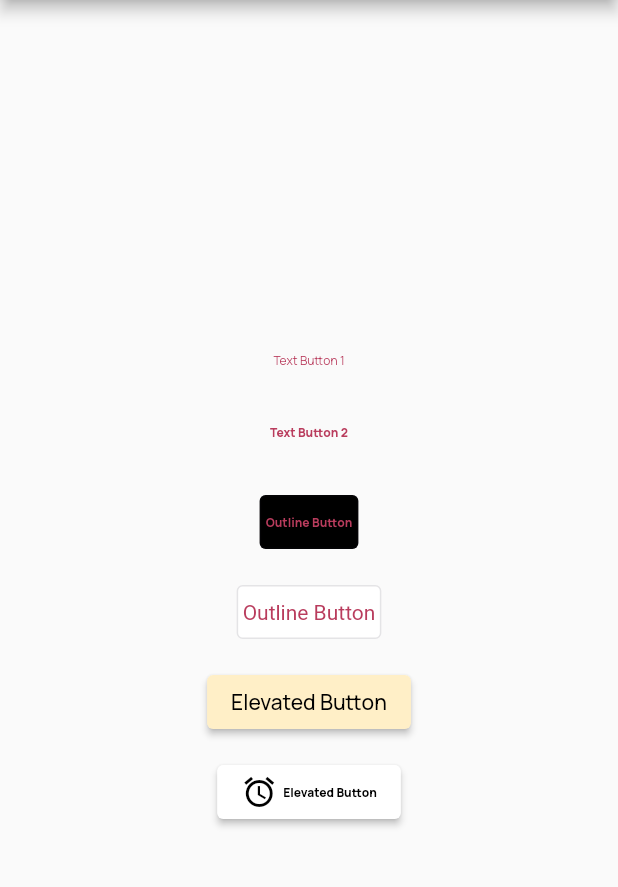
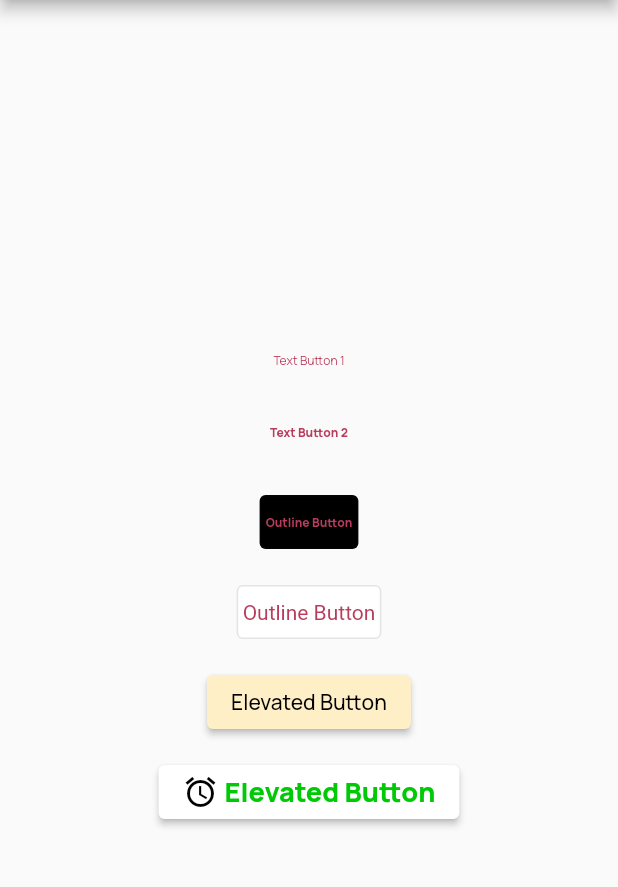
Before and after one commit to FLYINGKRIPTO/demo_class, a Flutter app: the screen it shows after launch, on a phone screen of 412 x 824 dp, the part 84-971 px from its top. Run offline on Flutter 3.47's test engine with Material 2 defaults, Android fonts, the light colour scheme and no system bars.

Commit message:
Minor change

```diff
--- a/lib/app_theme.dart
+++ b/lib/app_theme.dart
@@ -30,7 +30,8 @@ class AppThemes {
     brightness: Brightness.light,
     platform: Platform.isAndroid ? TargetPlatform.android : TargetPlatform.iOS,
     visualDensity: VisualDensity.adaptivePlatformDensity,
-    dividerTheme: const DividerThemeData(color: ColorConstant.gray, thickness: 1),
+    dividerTheme:
+        const DividerThemeData(color: ColorConstant.gray, thickness: 1),
     // Define the default TextTheme. Use this to specify the default
     // text styling for headlines, titles, bodies of text, and more.
     outlinedButtonTheme: OutlinedButtonThemeData(
@@ -43,23 +44,23 @@ class AppThemes {
         style: ButtonStyle(
       textStyle: MaterialStateProperty.all<TextStyle>(
           const TextStyle(color: ColorConstant.strongYellow)),
-      )
-    ),
+    )),
     elevatedButtonTheme: ElevatedButtonThemeData(
         style: ButtonStyle(
       backgroundColor: MaterialStateProperty.all<Color>(ColorConstant.lavender),
-      )
+    )),
+    textTheme: const TextTheme(
+      displayLarge: TextStyle(fontSize: 72.0, fontWeight: FontWeight.w500),
+      displaySmall: TextStyle(
+        fontSize: 18,
+        color: ColorConstant.chineseBlack,
       ),
-    textTheme:  const TextTheme(
-      displayLarge:
-          TextStyle(fontSize: 72.0, fontWeight: FontWeight.w500),
       headlineMedium: TextStyle(
           fontSize: 24,
           color: ColorConstant.blanchedAlmond,
           fontWeight: FontWeight.w500,
           fontFamily: 'Manrope'),
-      titleLarge:
-          TextStyle(fontSize: 36.0, fontWeight: FontWeight.normal),
+      titleLarge: TextStyle(fontSize: 36.0, fontWeight: FontWeight.normal),
       titleSmall: TextStyle(
           fontSize: 12.0,
           color: ColorConstant.black,
--- a/lib/base_button.dart
+++ b/lib/base_button.dart
@@ -10,11 +10,14 @@ class BaseButton extends StatelessWidget {
   final String text;
   final VoidCallback? onTap;
   final ButtonStyle? buttonStyle;
+  final TextStyle? buttonTextStyle;
+
   const BaseButton({
     Key? key,
     required this.text,
     this.onTap,
     this.buttonStyle,
+    this.buttonTextStyle,
   }) : super(key: key);
 
   @override
--- a/lib/button_theme_helper.dart
+++ b/lib/button_theme_helper.dart
@@ -12,22 +12,19 @@ class ButtonThemeHelper {
 
   static ThemeData theme = AppThemes.getTheme();
 
-
   static get outlineButtonBlack => theme.outlinedButtonTheme.style!.copyWith(
       backgroundColor: MaterialStateProperty.all<Color>(ColorConstant.black),
-      textStyle: MaterialStateProperty.all(
-          TextThemeHelper.bodySmallWhite800));
+      textStyle: MaterialStateProperty.all(TextThemeHelper.bodySmallWhite800));
 
   static get outlineButtonWhite => theme.outlinedButtonTheme.style!.copyWith(
       backgroundColor: MaterialStateProperty.all<Color>(ColorConstant.white),
   );
 
   static get elevatedButtonWhite => theme.elevatedButtonTheme.style!.copyWith(
-          backgroundColor: MaterialStateProperty.all<Color>(
+      backgroundColor: MaterialStateProperty.all<Color>(
         ColorConstant.white,
       ),
-   textStyle: MaterialStateProperty.all(TextThemeHelper.bodySmallWhite800)
-  );
+      textStyle: MaterialStateProperty.all(TextThemeHelper.displaySmallGreen600));
 
   static get elevatedButtonBlack => theme.elevatedButtonTheme.style!.copyWith(
       backgroundColor:
--- a/lib/custom_elevated_button.dart
+++ b/lib/custom_elevated_button.dart
@@ -7,6 +7,7 @@ import 'package:flutter/material.dart';
 
 class CustomElevatedButton extends BaseButton {
   final Widget? child;
+
   const CustomElevatedButton({
     Key? key,
     VoidCallback? onTap,
@@ -25,7 +26,11 @@ class CustomElevatedButton extends BaseButton {
     return ElevatedButton(
       style: buttonStyle,
       onPressed: onTap,
-      child: child ?? Text(text),
+      child: child ??
+          Text(
+            text,
+            style: buttonTextStyle,
+          ),
     );
   }
 }
--- a/lib/custom_outlined_button.dart
+++ b/lib/custom_outlined_button.dart
@@ -27,6 +27,7 @@ class CustomOutlinedButton extends BaseButton {
       onPressed: onTap,
       child: child ?? Text(
         text,
+        style: buttonTextStyle,
       ),
     );
   }
--- a/lib/custom_text_button.dart
+++ b/lib/custom_text_button.dart
@@ -1,4 +1,5 @@
 import 'package:demo_class_project/base_button.dart';
+import 'package:demo_class_project/button_theme_helper.dart';
 import 'package:flutter/material.dart';
 
 /// Button which extends [BaseButton] class and returns an returns an [TextButton[ widget
@@ -24,13 +25,14 @@ class CustomTextButton extends BaseButton {
   Widget build(BuildContext context) {
     return TextButton(
       onPressed: onTap,
-      style: buttonStyle,
+      style: buttonStyle ?? ButtonThemeHelper.textButtonBlack,
       child: Row(
         mainAxisSize: MainAxisSize.min,
         children: [
           if (prefixWidget != null) prefixWidget!,
           Text(
             text,
+            style: buttonTextStyle,
           ),
           if (suffixWidget != null) suffixWidget!,
         ],
--- a/lib/main.dart
+++ b/lib/main.dart
@@ -1,6 +1,7 @@
 import 'package:demo_class_project/app_theme.dart';
 import 'package:demo_class_project/custom_elevated_button.dart';
 import 'package:demo_class_project/custom_text_button.dart';
+import 'package:demo_class_project/text_theme_helper.dart';
 import 'package:flutter/material.dart';
 
 import 'button_theme_helper.dart';
@@ -18,7 +19,7 @@ class MyApp extends StatelessWidget {
   Widget build(BuildContext context) {
     return MaterialApp(
       title: 'Flutter Demo',
-      theme: AppThemes.getTheme(),
+      theme: AppThemes.appLightTheme,
       home: const MyHomePage(title: 'Flutter Demo Home Page'),
     );
   }
@@ -107,12 +108,15 @@ class _MyHomePageState extends State<MyHomePage> {
               buttonStyle: ButtonThemeHelper.elevatedButtonWhite,
               child: Row(
                 mainAxisSize: MainAxisSize.min,
-                children: const [
-                  Icon(Icons.access_alarm_outlined),
-                  SizedBox(
+                children: [
+                  const Icon(Icons.access_alarm_outlined),
+                  const SizedBox(
                     width: 4,
                   ),
-                  Text("Elevated Button")
+                  Text(
+                    "Elevated Button",
+                    style: TextThemeHelper.displaySmallGreen600,
+                  )
                 ],
               ),
             )
--- a/lib/text_theme_helper.dart
+++ b/lib/text_theme_helper.dart
@@ -17,4 +17,6 @@ class TextThemeHelper {
 
   static get bodySmallWhite800 => theme.textTheme.bodySmall!
       .copyWith(fontWeight: FontWeight.w800, color: ColorConstant.white);
+  static get displaySmallGreen600 => theme.textTheme.displaySmall!
+      .copyWith(fontWeight: FontWeight.w800, color: ColorConstant.green);
 }
```
Lines whose indentation alone changed are shown as unchanged.
